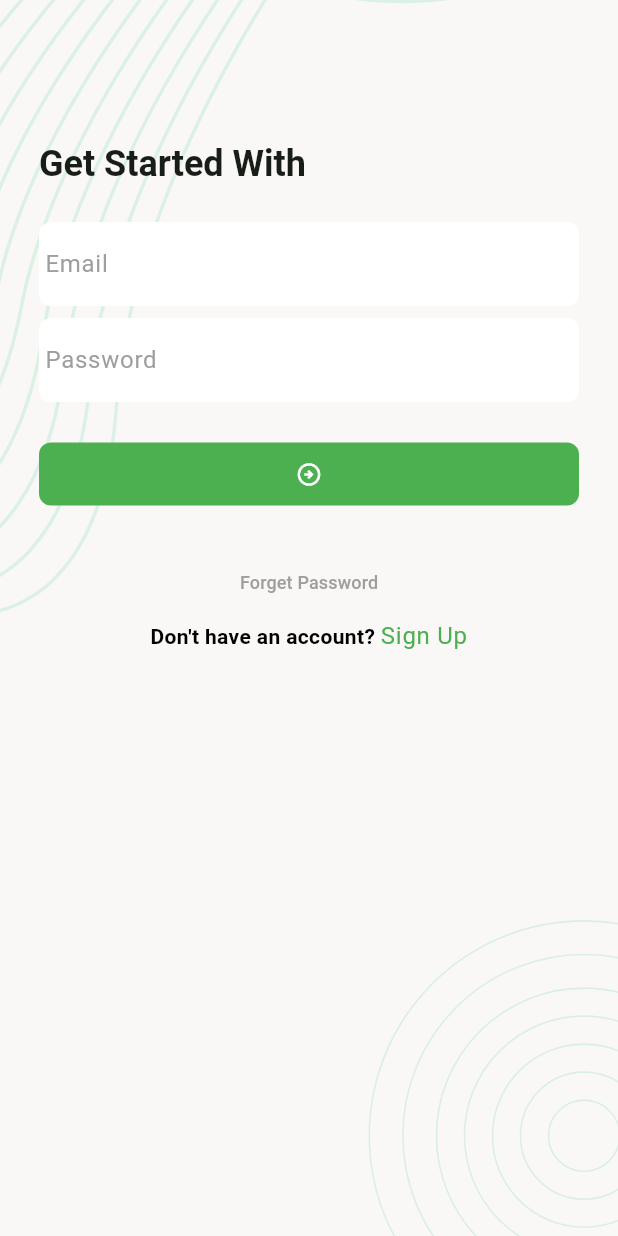
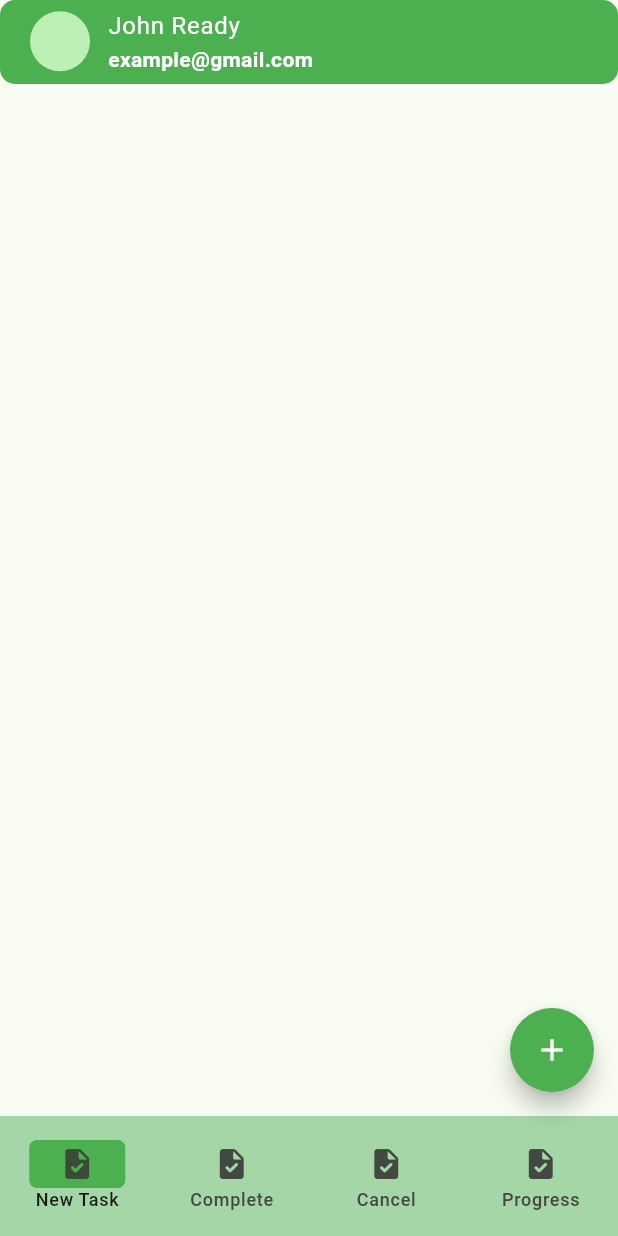
Before and after one commit to sksojib6860/Task-Management, a Flutter app: the SigninScreen screen opened by its route, after a tap on the "arrow circle right" icon, on a phone screen of 412 x 824 dp. Run offline on Flutter 3.47's test engine with Material 3 defaults, Android fonts, the phone set to English and light mode, and no system bars; our stand-ins replace flutter_svg, pin_code_fields.

Commit message:
add new add-new-task-screen.

```diff
--- a/lib/ui/pages/signIn_screen.dart
+++ b/lib/ui/pages/signIn_screen.dart
@@ -2,6 +2,7 @@ import 'package:flutter/gestures.dart';
 import 'package:flutter/material.dart';
 import 'package:task_manager_app/ui/pages/forgot_password.dart';
 import 'package:task_manager_app/ui/pages/signUp_screen.dart';
+import 'package:task_manager_app/ui/pages/top_nav_bar_screen.dart';
 import 'package:task_manager_app/utils/sceen_background.dart';
 
 class SigninScreen extends StatefulWidget {
@@ -79,5 +80,11 @@ class _SigninScreenState extends State<SigninScreen> {
     Navigator.pushNamed(context, SignupScreen.name);
   }
 
-  void onTapSignIn() {}
+  void onTapSignIn() {
+    Navigator.pushNamedAndRemoveUntil(
+      context,
+      NavigationBarScreen.name,
+      (predicate) => false,
+    );
+  }
 }
--- /dev/null
+++ b/lib/ui/pages/top_nav_bar_screen.dart
@@ -0,0 +1,63 @@
+import 'package:flutter/material.dart';
+import 'package:task_manager_app/ui/pages/add_new_task_screen.dart';
+
+import '../../utils/appbar_widget.dart';
+
+class NavigationBarScreen extends StatefulWidget {
+  const NavigationBarScreen({super.key});
+  static String name = '/navigation-bar-screen';
+
+  @override
+  State<NavigationBarScreen> createState() => _NavigationBarScreenState();
+}
+
+class _NavigationBarScreenState extends State<NavigationBarScreen> {
+  int selectedIndex = 0;
+  @override
+  Widget build(BuildContext context) {
+    return Scaffold(
+      appBar: AppbarWidget(),
+      bottomNavigationBar: NavigationBar(
+        labelPadding: EdgeInsets.zero,
+        onDestinationSelected: (int index) {
+          selectedIndex = index;
+          setState(() {});
+        },
+        backgroundColor: Colors.green[200],
+        indicatorColor: Colors.green,
+        indicatorShape: RoundedRectangleBorder(
+          borderRadius: BorderRadius.circular(5),
+        ),
+        selectedIndex: selectedIndex,
+        destinations: [
+          NavigationDestination(
+            icon: Icon(Icons.task_rounded),
+            label: 'New Task',
+          ),
+          NavigationDestination(
+            icon: Icon(Icons.task_rounded),
+            label: 'Complete',
+          ),
+          NavigationDestination(
+            icon: Icon(Icons.task_rounded),
+            label: 'Cancel',
+          ),
+          NavigationDestination(
+            icon: Icon(Icons.task_rounded),
+            label: 'Progress',
+          ),
+        ],
+      ),
+      floatingActionButton: FloatingActionButton(
+        shape: CircleBorder(),
+        backgroundColor: Colors.green,
+        onPressed: floatingActinButton,
+        child: Icon(Icons.add, color: Colors.white),
+      ),
+    );
+  }
+
+  void floatingActinButton() {
+    Navigator.pushNamed(context, AddNewTaskScreen.name);
+  }
+}
--- /dev/null
+++ b/lib/utils/appbar_widget.dart
@@ -0,0 +1,38 @@
+import 'package:flutter/material.dart';
+
+class AppbarWidget extends StatelessWidget implements PreferredSizeWidget {
+  const AppbarWidget({super.key});
+
+  @override
+  Widget build(BuildContext context) {
+    final textTheme = Theme.of(context).textTheme;
+    return AppBar(
+      toolbarHeight: 55,
+      shape: RoundedRectangleBorder(borderRadius: BorderRadius.circular(10)),
+      titleSpacing: 20,
+      backgroundColor: Colors.green,
+      title: Row(
+        spacing: 12,
+        children: [
+          CircleAvatar(),
+          Column(
+            crossAxisAlignment: CrossAxisAlignment.start,
+            children: [
+              Text(
+                'John Ready',
+                style: textTheme.bodyLarge?.copyWith(color: Colors.white),
+              ),
+              Text(
+                'example@gmail.com',
+                style: textTheme.bodyMedium?.copyWith(color: Colors.white),
+              ),
+            ],
+          ),
+        ],
+      ),
+    );
+  }
+
+  @override
+  Size get preferredSize => Size.fromHeight(kToolbarHeight);
+}
```
Also changed, not shown: lib/app.dart (+7 -2 lines), lib/ui/pages/add_new_task_screen.dart (added, +42 -0 lines), lib/ui/pages/forgot_password.dart (+6 -1 lines), lib/ui/pages/otp_verification_screen.dart (+8 -5 lines), lib/ui/pages/set_password_screen.dart (renamed from lib/ui/pages/reset_password.dart, +17 -29 lines).
